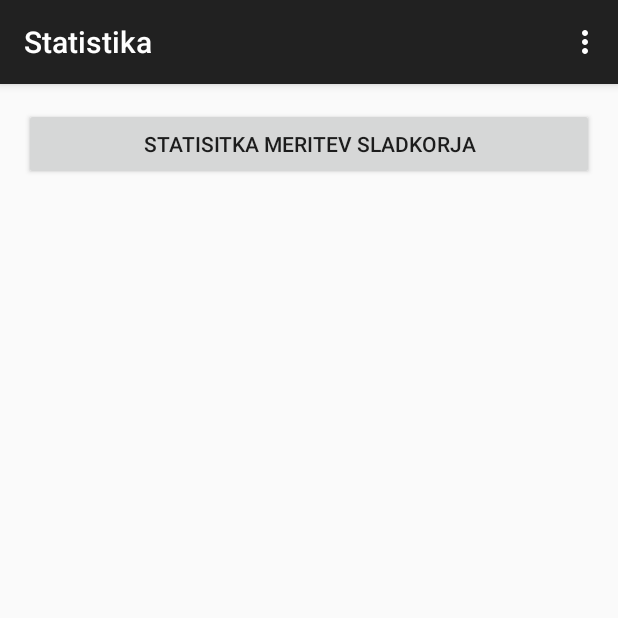
After one commit to nixzoor/GlucoWatch, an Android app: the Statistika screen opened directly, with no data from a screen before it, on a phone screen of 412 x 824 dp, the top half of it. The commit adds this screen. Run offline under Robolectric (Android 15) with nearby library versions, the phone set to English and light mode, and no system bars; libraries missing offline, so code that uses them is left out: com.google.android.gms, com.jjoe64.graphview.

Commit message:
Implemented basic activity for showing statistics

```diff
--- a/mobile/build.gradle
+++ b/mobile/build.gradle
@@ -28,4 +28,5 @@ dependencies {
     wearApp project(':wear')
     compile 'com.android.support:appcompat-v7:20.0.0'
     compile 'com.google.android.gms:play-services:+'
+    compile 'com.jjoe64:graphview:4.0.1'
 }
--- a/mobile/src/main/java/com/fzv/glucowatch/DodajanjeAktivnosti.java
+++ b/mobile/src/main/java/com/fzv/glucowatch/DodajanjeAktivnosti.java
@@ -109,7 +109,7 @@ public class DodajanjeAktivnosti extends ActionBarActivity {
         builder.setItems(items, new DialogInterface.OnClickListener() {
             public void onClick(DialogInterface dialog, int item) {
                 // Do something with the selection
-                Toast.makeText(getApplicationContext(), "Izbrali ste nekaj",
+                Toast.makeText(getApplicationContext(), "Izbrali ste " + items[item],
                         Toast.LENGTH_SHORT).show();
                 vrsta.setText(items[item]);
             }
--- a/mobile/src/main/java/com/fzv/glucowatch/MainActivity.java
+++ b/mobile/src/main/java/com/fzv/glucowatch/MainActivity.java
@@ -76,4 +76,9 @@ public class MainActivity extends ActionBarActivity {
     {
         startActivity(new Intent(MainActivity.this, dodajanje_podatkov_uporabnika.class) );
     }
+
+    public void activityStatistika(View v)
+    {
+        startActivity(new Intent(MainActivity.this, Statistika.class) );
+    }
 }
--- /dev/null
+++ b/mobile/src/main/java/com/fzv/glucowatch/Statistika.java
@@ -0,0 +1,51 @@
+package com.fzv.glucowatch;
+
+import android.content.Intent;
+import android.support.v7.app.ActionBarActivity;
+import android.os.Bundle;
+import android.view.Menu;
+import android.view.MenuItem;
+import android.view.View;
+
+import com.google.android.gms.fitness.data.DataPoint;
+import com.jjoe64.graphview.GraphView;
+import com.jjoe64.graphview.series.LineGraphSeries;
+
+
+public class Statistika extends ActionBarActivity {
+
+    @Override
+    protected void onCreate(Bundle savedInstanceState) {
+        super.onCreate(savedInstanceState);
+        setContentView(R.layout.activity_statistika);
+    }
+
+
+    @Override
+    public boolean onCreateOptionsMenu(Menu menu) {
+        // Inflate the menu; this adds items to the action bar if it is present.
+        getMenuInflater().inflate(R.menu.menu_statistika, menu);
+        return true;
+    }
+
+    @Override
+    public boolean onOptionsItemSelected(MenuItem item) {
+        // Handle action bar item clicks here. The action bar will
+        // automatically handle clicks on the Home/Up button, so long
+        // as you specify a parent activity in AndroidManifest.xml.
+        int id = item.getItemId();
+
+        //noinspection SimplifiableIfStatement
+        if (id == R.id.action_settings) {
+            return true;
+        }
+
+        return super.onOptionsItemSelected(item);
+    }
+
+
+    public void activityStatistikaMeritev(View v)
+    {
+        startActivity(new Intent(Statistika.this, Statistika_meritev.class) );
+    }
+}
--- a/mobile/src/main/java/com/fzv/glucowatch/dodajanjeMeritve.java
+++ b/mobile/src/main/java/com/fzv/glucowatch/dodajanjeMeritve.java
@@ -73,7 +73,7 @@ public class dodajanjeMeritve extends ActionBarActivity {
         Meritev m = new Meritev(datum, Double.parseDouble(vrednostGlukoze.getText().toString()));
         Toast.makeText(getApplicationContext(), "Meritev dodana",
                 Toast.LENGTH_SHORT).show();
-
+        vrednostGlukoze.setText("");
         dbHandler.dodajMeritev(m);
 
         Meritev [] vseMeritve = dbHandler.vrniVseMeritve();
--- a/mobile/src/main/res/layout/activity_dodajanje_podatkov_uporabnika.xml
+++ b/mobile/src/main/res/layout/activity_dodajanje_podatkov_uporabnika.xml
@@ -166,7 +166,7 @@
             <TextView
                 android:layout_width="wrap_content"
                 android:layout_height="wrap_content"
-                android:text="Osnovno zdravilo"
+                android:text="Terapija"
                 android:id="@+id/textViewzdravil"
                 android:layout_below="@+id/editTextTip"
                 android:layout_alignParentLeft="true"
@@ -180,7 +180,8 @@
                 android:layout_alignParentLeft="true"
                 android:layout_alignParentStart="true"
                 android:layout_alignRight="@+id/editTextTip"
-                android:layout_alignEnd="@+id/editTextTip" />
+                android:layout_alignEnd="@+id/editTextTip"
+                android:onClick="IzborTerapije" />
 
             <TextView
                 android:layout_width="wrap_content"
--- /dev/null
+++ b/mobile/src/main/res/layout/activity_statistika.xml
@@ -0,0 +1,21 @@
+<RelativeLayout xmlns:android="http://schemas.android.com/apk/res/android"
+    xmlns:tools="http://schemas.android.com/tools" android:layout_width="match_parent"
+    android:layout_height="match_parent" android:paddingLeft="@dimen/activity_horizontal_margin"
+    android:paddingRight="@dimen/activity_horizontal_margin"
+    android:paddingTop="@dimen/activity_vertical_margin"
+    android:paddingBottom="@dimen/activity_vertical_margin"
+    tools:context="com.fzv.glucowatch.Statistika">
+
+
+    <Button
+        android:layout_width="wrap_content"
+        android:layout_height="wrap_content"
+        android:text="Statisitka meritev sladkorja"
+        android:id="@+id/button5"
+        android:layout_alignParentTop="true"
+        android:layout_alignParentLeft="true"
+        android:layout_alignParentStart="true"
+        android:layout_alignParentRight="true"
+        android:layout_alignParentEnd="true"
+        android:onClick="activityStatistikaMeritev" />
+</RelativeLayout>
--- /dev/null
+++ b/mobile/src/main/res/menu/menu_statistika.xml
@@ -0,0 +1,6 @@
+<menu xmlns:android="http://schemas.android.com/apk/res/android"
+    xmlns:app="http://schemas.android.com/apk/res-auto"
+    xmlns:tools="http://schemas.android.com/tools" tools:context="com.fzv.glucowatch.Statistika">
+    <item android:id="@+id/action_settings" android:title="@string/action_settings"
+        android:orderInCategory="100" app:showAsAction="never" />
+</menu>
--- a/mobile/src/main/res/values/strings.xml
+++ b/mobile/src/main/res/values/strings.xml
@@ -11,5 +11,7 @@
     <string name="title_activity_dodajanje_podatkov_uporabnika">Dodajanje podatkov</string>
     <string name="title_activity_test_time_picker">TestTimePicker</string>
     <string name="title_activity_test_date_picker">TestDatePicker</string>
+    <string name="title_activity_statistika">Statistika</string>
+    <string name="title_activity_statistika_meritev">Statistika meritev</string>
 
 </resources>
```
Also changed, not shown: mobile/src/main/AndroidManifest.xml (+8 -0 lines), mobile/src/main/java/com/fzv/glucowatch/DodajanjeObroka.java (+18 -0 lines), mobile/src/main/java/com/fzv/glucowatch/Statistika_meritev.java (added, +141 -0 lines), mobile/src/main/java/com/fzv/glucowatch/dodajanje_podatkov_uporabnika.java (+76 -0 lines), mobile/src/main/res/layout/activity_dodajanje_obroka.xml (+19 -2 lines), mobile/src/main/res/layout/activity_main.xml (+8 -0 lines), mobile/src/main/res/layout/activity_statistika_meritev.xml (added, +14 -0 lines), mobile/src/main/res/menu/menu_statistika_meritev.xml (added, +7 -0 lines), 1 other file.
